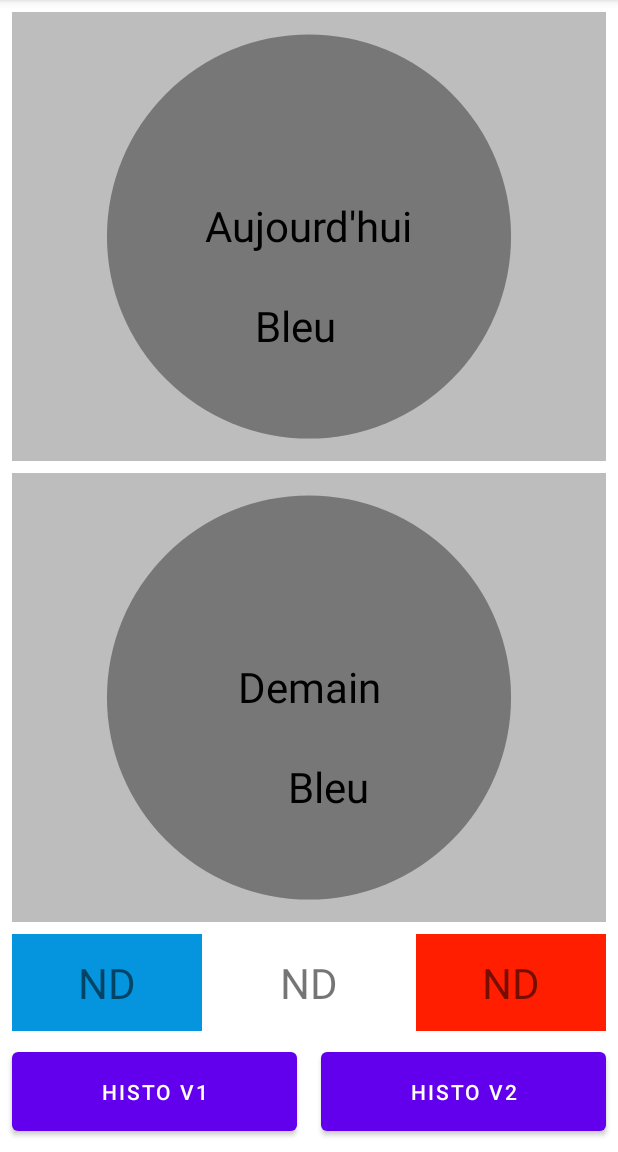
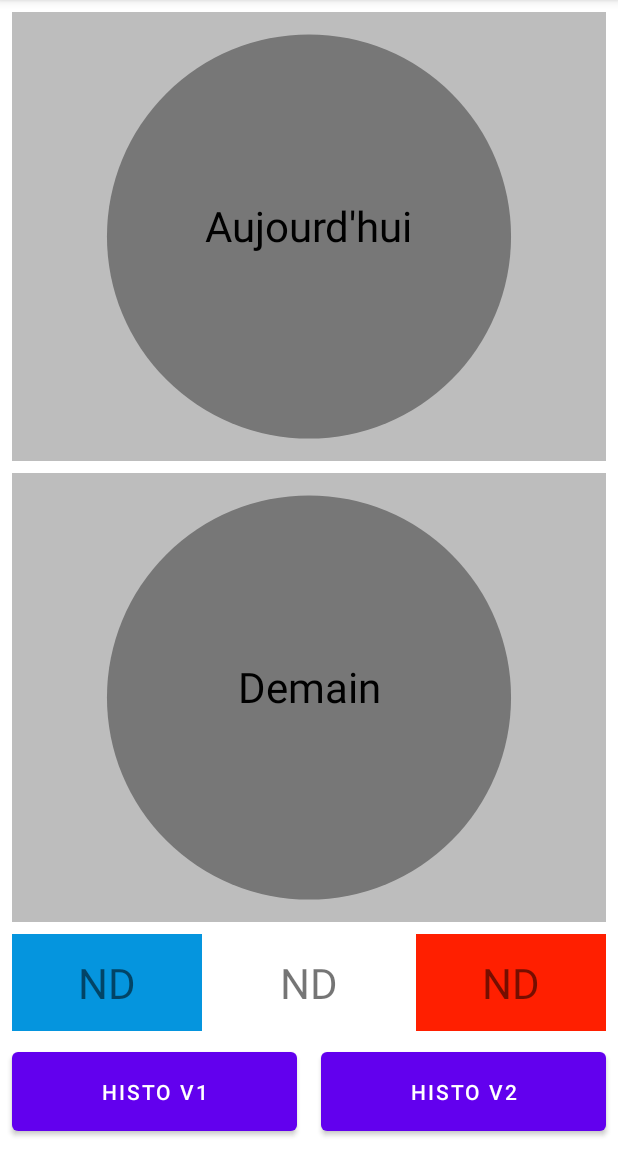
Before and after one commit to Arseid/B3TempoESTRADA, an Android app: the screen it shows after launch (MainActivity), on a phone screen of 412 x 824 dp, the part 84-1236 px from its top. Run offline under Robolectric (Android 15) with nearby library versions, the phone set to English and light mode, and no system bars; network calls fail.

Commit message:
Fixes before completing

```diff
--- a/app/src/main/java/edu/ynov/b3tempoestrada/DayColorView.java
+++ b/app/src/main/java/edu/ynov/b3tempoestrada/DayColorView.java
@@ -19,7 +19,7 @@ public class DayColorView extends View {
     private static final float CIRCLE_SCALE = 0.9f; // circle will occupy 90% of room's view
     // Custom attributes data model
     private String captionText;
-    private String colorText="Bleu";
+    private String colorText="";
     private int captionColor = Color.BLACK;
     private float captionTextSize = 0;
     private int dayCircleColor = Color.GRAY;
--- a/app/src/main/java/edu/ynov/b3tempoestrada/TempoDateAdapterV2.java
+++ b/app/src/main/java/edu/ynov/b3tempoestrada/TempoDateAdapterV2.java
@@ -34,7 +34,7 @@ public class TempoDateAdapterV2 extends RecyclerView.Adapter<TempoDateAdapterV2.
 
     @Override
     public void onBindViewHolder(@NonNull TempoDateAdapterV2.TempoDateViewHolderV2 holder, int position) {
-        holder.binding.dateTv.setText(tempoDates.get(position).getDate());
+        holder.binding.dateTv.setText(Tools.formatTempoHistoryDate(tempoDates.get(position).getDate()));
         holder.binding.colorTv.setText(tempoDates.get(position).getCouleur().toString());
         holder.binding.colorFl.setBackgroundColor(ContextCompat.getColor(context, tempoDates.get(position).getCouleur().getColorResId()));
     }
```
